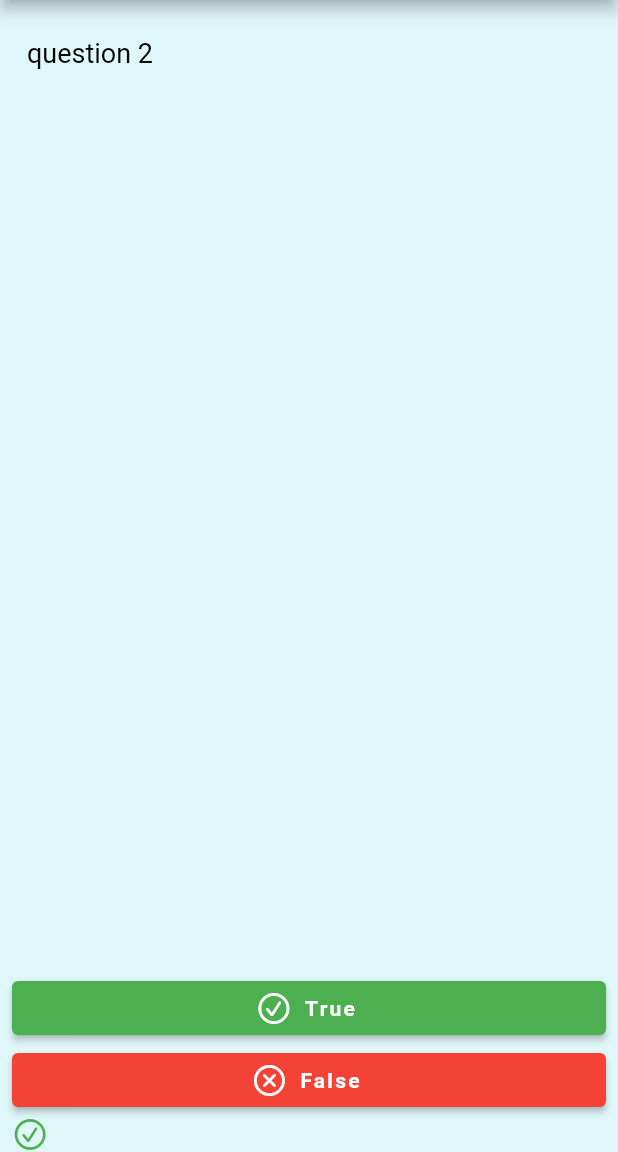
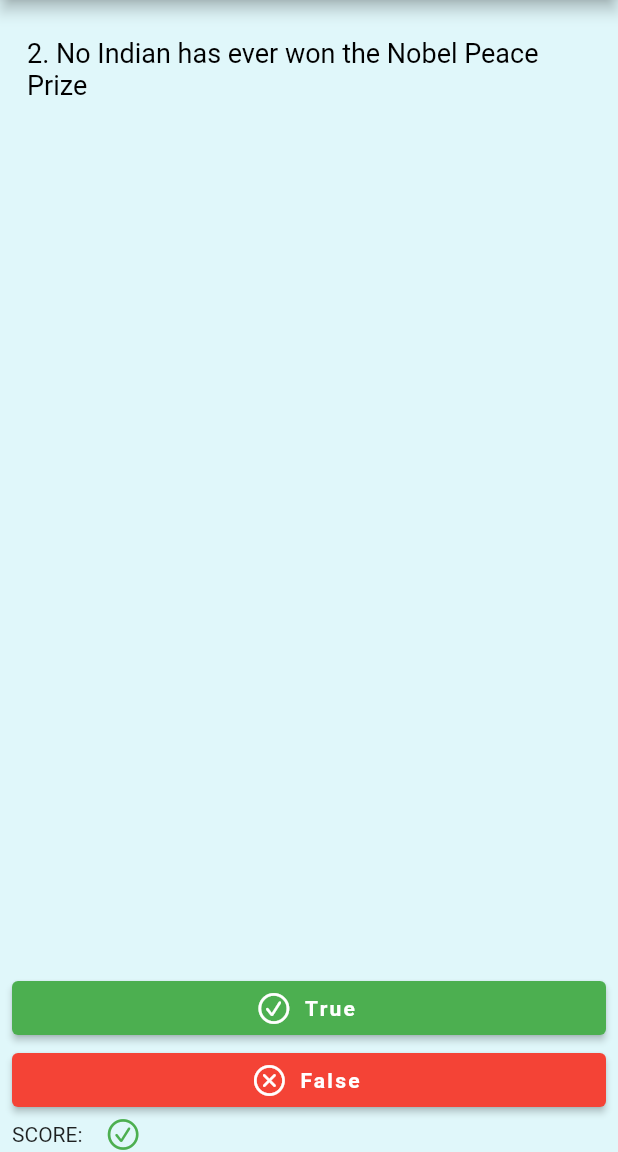
Before and after one commit to harshitarora-in/Quiz-Flutter-App, a Flutter app: the screen it shows after launch, after a tap on "True", on a phone screen of 412 x 824 dp, the part 84-1236 px from its top. Run offline on Flutter 3.47's test engine with Material 2 defaults, Android fonts, the phone set to English and light mode, and no system bars; our stand-ins replace rflutter_alert.

```diff
--- a/lib/main.dart
+++ b/lib/main.dart
@@ -63,7 +63,7 @@ class _QuizPageState extends State<QuizPage> {
       } else if (correctAnswer.toString() == userAnswer) {
         scoreIcons
             .add(Icon(CupertinoIcons.check_mark_circled, color: Colors.green));
-      } else {
+      } else if (correctAnswer.toString() != userAnswer) {
         scoreIcons.add(Icon(CupertinoIcons.xmark_circle, color: Colors.red));
       }
       quizLib.nextQuestion();
@@ -115,7 +115,13 @@ class _QuizPageState extends State<QuizPage> {
           ),
         ),
         Row(
-          children: scoreIcons,
+          children: [
+            Text('SCORE:'),
+            SizedBox(width: 15.0),
+            Row(
+              children: scoreIcons,
+            )
+          ],
         ),
       ],
     );
--- a/lib/questionlib.dart
+++ b/lib/questionlib.dart
@@ -3,19 +3,38 @@ import 'quizquestions.dart';
 class QuizLib {
   int _questionNumber = 0;
   List<Question> _questionSet = [
-    Question(question: 'question 1', answer: true),
-    Question(question: 'question 2', answer: false),
-    Question(question: 'question 3', answer: true),
-    Question(question: 'question 4', answer: false),
-    Question(question: 'question 5', answer: true),
-    Question(question: 'question 6', answer: false),
-    Question(question: 'question 7', answer: true),
-    Question(question: 'question 8', answer: false),
-    Question(question: 'question 9', answer: true),
-    Question(question: 'question 10', answer: false),
+    Question(
+        question: '1. India is the world’s largest producer of bananas.',
+        answer: true),
+    Question(
+        question: '2. No Indian has ever won the Nobel Peace Prize',
+        answer: false),
+    Question(
+        question: '3. The National Sport of India is Hockey.', answer: true),
+    Question(
+        question: '4. India has Qualified for the FIFA World Cup',
+        answer: true),
+    Question(
+        question: '5. Roughly Fifty Percent of Indians work in agriculture',
+        answer: true),
+    Question(
+        question: '6. Lata Mangeshkar won the Padma Bhushan in 1960.',
+        answer: false),
+    Question(
+        question: '7. Plants observe oxygen from atmosphere.', answer: false),
+    Question(question: '8. The Ramayana was written by Valmiki.', answer: true),
+    Question(
+        question: '9. First ODI (Cricket) in India was played in Ahemadabad.',
+        answer: true),
+    Question(
+        question:
+            '10. The first captain of the first ODI Indian team was Sunil Gavaskar.',
+        answer: false),
+    Question(question: 'QUIZ FINISHED ', answer: true)
   ];
 
   void nextQuestion() {
+    // print(_questionSet.length);
     if (_questionNumber < _questionSet.length - 1) {
       _questionNumber++;
     }
@@ -23,9 +42,13 @@ class QuizLib {
 
   bool quizFinished() {
     if (_questionNumber >= _questionSet.length - 1) {
+      print("true");
+      print(_questionNumber);
       return true;
     } else
-      return false;
+      print("false");
+    print(_questionNumber);
+    return false;
   }
 
   bool returnAnswer() {
```
